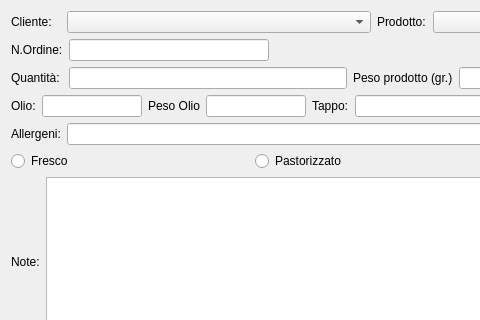
This is hwpmanager.ui in fblabs/hamlet-mod-sancon as Qt 5 draws it before an edit; both pictures show x 0 to 480 and y 0 to 320 of the 747 by 414 pixel window. The edited form follows.
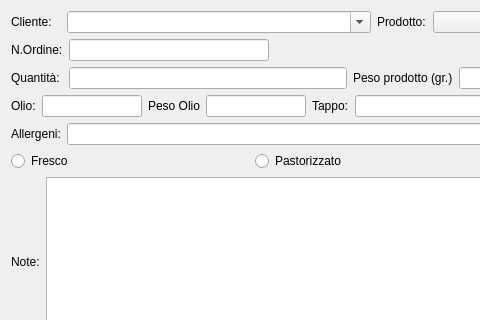
This is the edited form. Icons and pictures are not drawn.

```diff
--- a/hwpmanager.ui
+++ b/hwpmanager.ui
@@ -53,7 +53,11 @@
       <widget class="QComboBox" name="cbProdotto"/>
      </item>
      <item row="0" column="1">
-      <widget class="QComboBox" name="cbCliente"/>
+      <widget class="QComboBox" name="cbCliente">
+       <property name="editable">
+        <bool>true</bool>
+       </property>
+      </widget>
      </item>
     </layout>
    </item>
```
